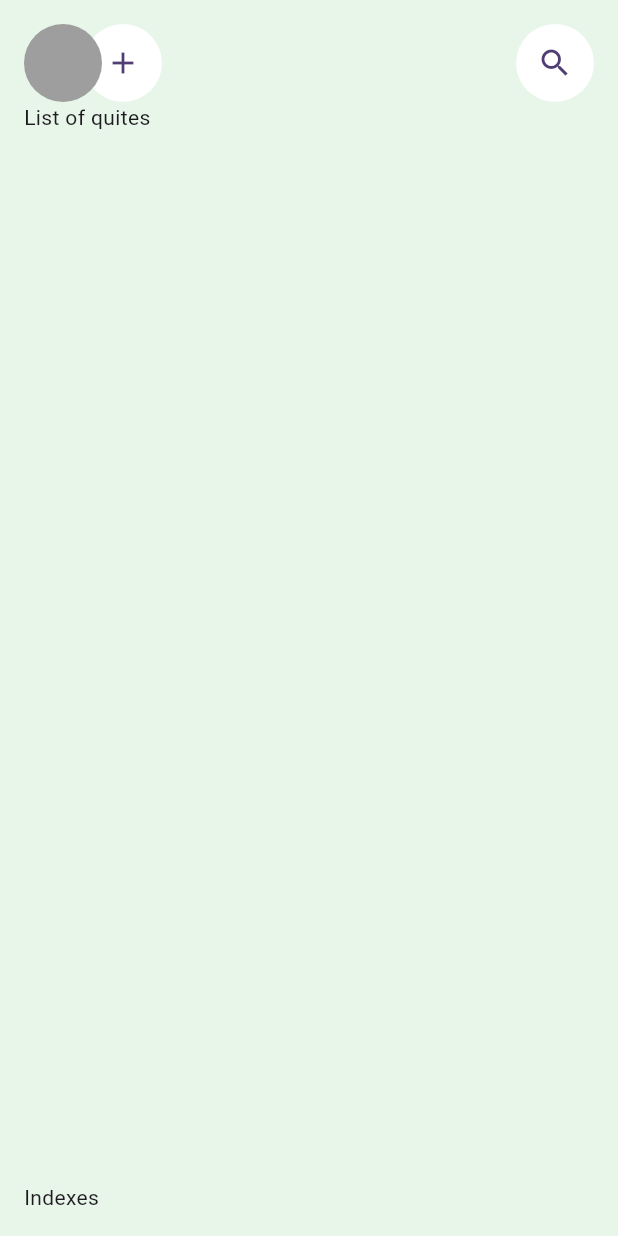
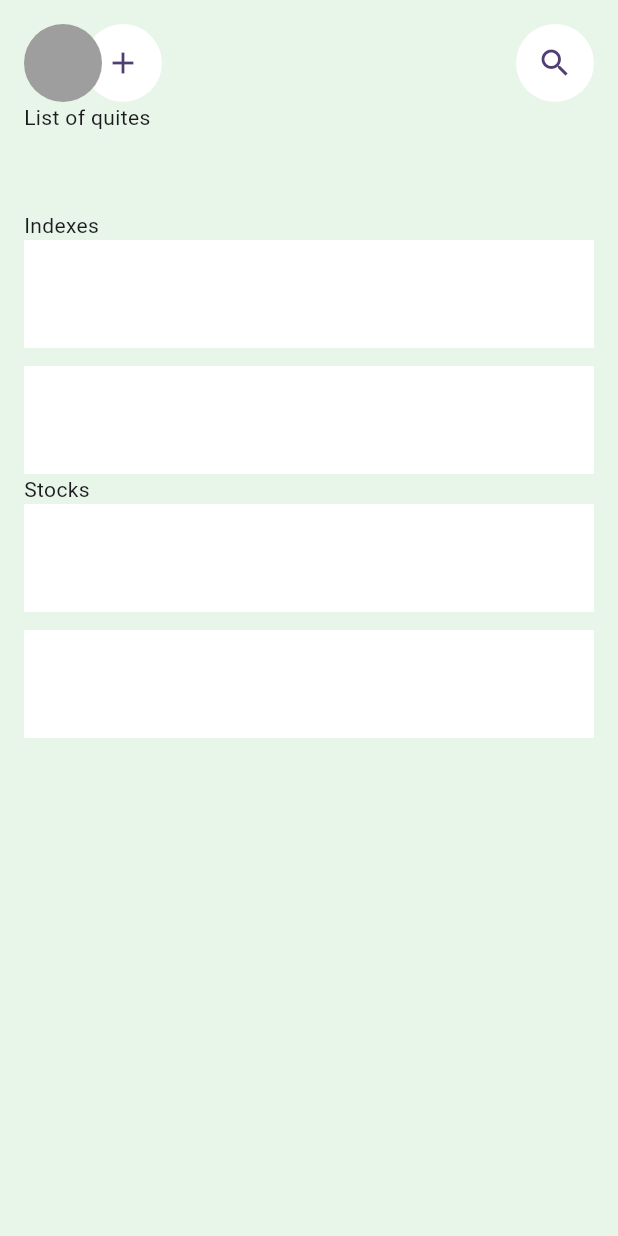
Before and after one commit to JAICHANGPARK/flutter_notebook_chapter_37, a Flutter app: the CryptoHomePage screen opened directly, on a phone screen of 412 x 824 dp. Run offline on Flutter 3.47's test engine with Material 3 defaults, Android fonts, the phone set to English and light mode, and no system bars; our stand-ins replace dots_indicator, gap.

Commit message:
Update crypto_home_page.dart

```diff
--- a/lib/ep1865_crypto_app/view/crypto_home_page.dart
+++ b/lib/ep1865_crypto_app/view/crypto_home_page.dart
@@ -1,4 +1,5 @@
 import 'package:flutter/material.dart';
+import 'package:gap/gap.dart';
 
 class CryptoHomePage extends StatefulWidget {
   const CryptoHomePage({super.key});
@@ -55,13 +56,42 @@ class _CryptoHomePageState extends State<CryptoHomePage> {
                   itemBuilder: (context, index) {},
                 ),
               ),
-              Expanded(child: SingleChildScrollView(child: Column(
-                children: [
-
-                ],
-              ),)),
-              Text("Indexes"),
-
+              Expanded(
+                  child: SingleChildScrollView(
+                child: Column(
+                  crossAxisAlignment: CrossAxisAlignment.start,
+                  children: [
+                    Text("Indexes"),
+                    Container(
+                      height: 72,
+                      decoration: BoxDecoration(
+                        color: Colors.white,
+                      ),
+                    ),
+                    Gap(12),
+                    Container(
+                      height: 72,
+                      decoration: BoxDecoration(
+                        color: Colors.white,
+                      ),
+                    ),
+                    Text("Stocks"),
+                    Container(
+                      height: 72,
+                      decoration: BoxDecoration(
+                        color: Colors.white,
+                      ),
+                    ),
+                    Gap(12),
+                    Container(
+                      height: 72,
+                      decoration: BoxDecoration(
+                        color: Colors.white,
+                      ),
+                    )
+                  ],
+                ),
+              )),
             ],
           ),
         ),
```
